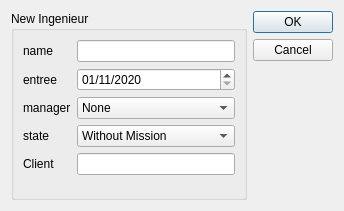
Old version of the form sources/views/add_ING_Diag.ui in the repository thrichert/softy.
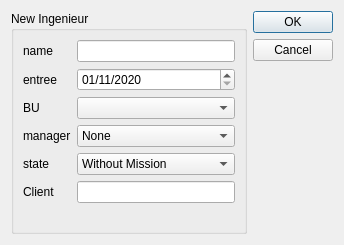
New version of the form.

The edit to the form file:
```diff
--- a/sources/views/add_ING_Diag.ui
+++ b/sources/views/add_ING_Diag.ui
@@ -7,7 +7,7 @@
     <x>0</x>
     <y>0</y>
     <width>344</width>
-    <height>211</height>
+    <height>245</height>
    </rect>
   </property>
   <property name="windowTitle">
@@ -56,14 +56,14 @@
           </property>
          </widget>
         </item>
-        <item row="3" column="0">
+        <item row="4" column="0">
          <widget class="QLabel" name="label_2">
           <property name="text">
            <string>manager</string>
           </property>
          </widget>
         </item>
-        <item row="3" column="1">
+        <item row="4" column="1">
          <widget class="QComboBox" name="ING_managerComboList">
           <item>
            <property name="text">
@@ -72,14 +72,14 @@
           </item>
          </widget>
         </item>
-        <item row="4" column="0">
+        <item row="5" column="0">
          <widget class="QLabel" name="label_4">
           <property name="text">
            <string>state</string>
           </property>
          </widget>
         </item>
-        <item row="4" column="1">
+        <item row="5" column="1">
          <widget class="QComboBox" name="ING_stateComboList">
           <item>
            <property name="text">
@@ -103,16 +103,26 @@
           </item>
          </widget>
         </item>
-        <item row="5" column="0">
+        <item row="6" column="0">
          <widget class="QLabel" name="label_5">
           <property name="text">
            <string>Client</string>
           </property>
          </widget>
         </item>
-        <item row="5" column="1">
+        <item row="6" column="1">
          <widget class="QLineEdit" name="ING_Client"/>
         </item>
+        <item row="3" column="0">
+         <widget class="QLabel" name="label_6">
+          <property name="text">
+           <string>BU</string>
+          </property>
+         </widget>
+        </item>
+        <item row="3" column="1">
+         <widget class="QComboBox" name="ING_BUComboList"/>
+        </item>
        </layout>
       </item>
      </layout>
```
